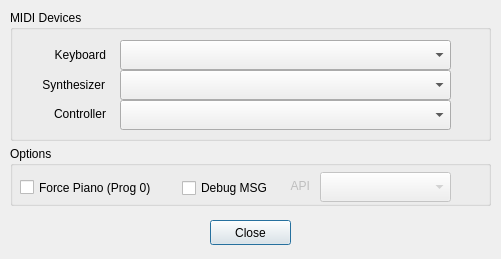
obook/I-like-Chopin, file src/settings_dialog.ui: the form before one commit.
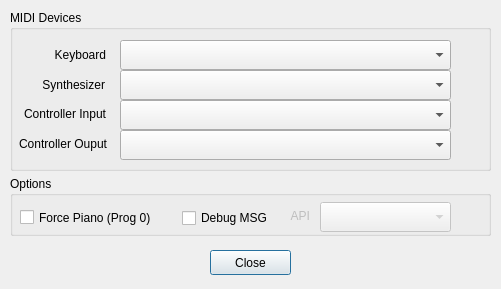
The form after the commit.

Commit message: New : two ports (in/out) for controller for Windows compatibility

The edit to the form file:
```diff
--- a/src/settings_dialog.ui
+++ b/src/settings_dialog.ui
@@ -7,7 +7,7 @@
     <x>0</x>
     <y>0</y>
     <width>501</width>
-    <height>259</height>
+    <height>289</height>
    </rect>
   </property>
   <property name="windowTitle">
@@ -19,7 +19,7 @@
      <x>10</x>
      <y>10</y>
      <width>481</width>
-     <height>131</height>
+     <height>161</height>
     </rect>
    </property>
    <property name="title">
@@ -82,7 +82,7 @@
    <property name="geometry">
     <rect>
      <x>210</x>
-     <y>220</y>
+     <y>250</y>
      <width>81</width>
      <height>25</height>
     </rect>
@@ -95,7 +95,7 @@
    <property name="geometry">
     <rect>
      <x>10</x>
-     <y>146</y>
+     <y>176</y>
      <width>481</width>
      <height>60</height>
     </rect>
@@ -182,7 +182,33 @@
     </rect>
    </property>
    <property name="text">
-    <string>Controller</string>
+    <string>Controller Input</string>
+   </property>
+   <property name="alignment">
+    <set>Qt::AlignmentFlag::AlignRight|Qt::AlignmentFlag::AlignTrailing|Qt::AlignmentFlag::AlignVCenter</set>
+   </property>
+  </widget>
+  <widget class="QComboBox" name="ControllerDeviceComboOUT">
+   <property name="geometry">
+    <rect>
+     <x>120</x>
+     <y>130</y>
+     <width>331</width>
+     <height>30</height>
+    </rect>
+   </property>
+  </widget>
+  <widget class="QLabel" name="label_Ouput_4">
+   <property name="geometry">
+    <rect>
+     <x>7</x>
+     <y>133</y>
+     <width>100</width>
+     <height>22</height>
+    </rect>
+   </property>
+   <property name="text">
+    <string>Controller Ouput</string>
    </property>
    <property name="alignment">
     <set>Qt::AlignmentFlag::AlignRight|Qt::AlignmentFlag::AlignTrailing|Qt::AlignmentFlag::AlignVCenter</set>
```
Left out of the diff: 2 changed lines with no effect on the pictures. The commit also changes 4 other files.
